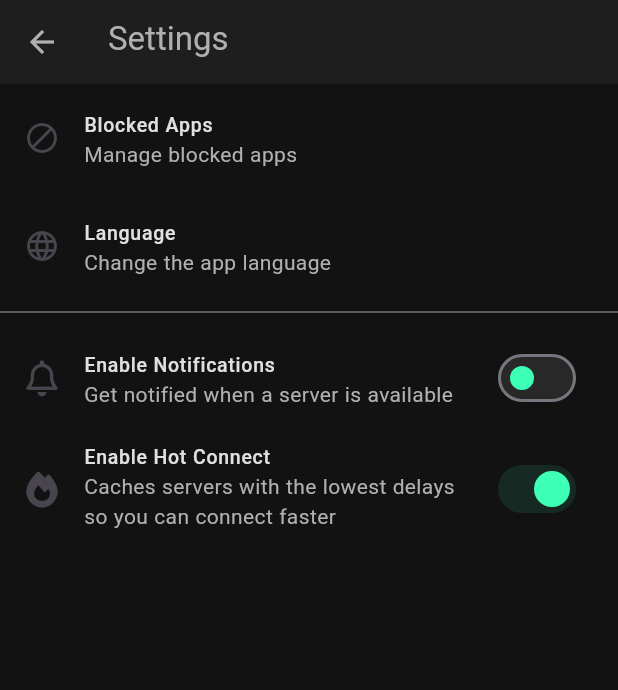
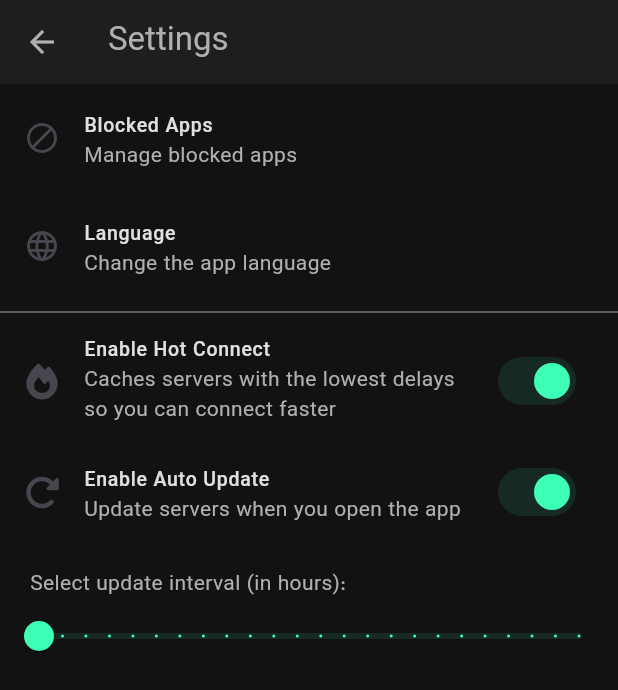
Before and after one commit to RahgoshaVPN/RahgoshaApp, a Flutter app: the SettingsPage screen opened directly, after a tap on "Enable Hot Connect", on a phone screen of 412 x 824 dp. Shown: the top 690 px of the screen. Run offline on Flutter 3.47's test engine with Material 3 defaults, Android fonts, the phone set to English and light mode, and no system bars; our stand-ins replace easy_localization, font_awesome_flutter, loading_animation_widget, package_info_plus, shared_preferences; missing offline and left inert: country_flags, flutter_v2ray; accounts and stored records are empty; network calls fail; project files that could hold a hidden picture were left out.

Commit message:
feat: Add auto-update feature with customizable interval in settings

```diff
--- a/lib/main.dart
+++ b/lib/main.dart
@@ -53,8 +53,10 @@ Future<void> _initializeApp() async {
     logger.debug("keys: \${prefs.getKeys()}");
     logger.debug("values: \${prefs.getKeys().map((key) => prefs.get(key))}");
     logger.debug("User choice on main: $userChoice");
-    await reloadStorage(userChoice: userChoice ?? "Automatic");
-    await reloadCache();
+    if (prefs.getBool("autoUpdateEnabled") ?? true) {
+      await reloadStorage(userChoice: userChoice ?? "Automatic");
+      await reloadCache();
+    }
   } catch (err) {
     logger.error("Failed to initialize app: $err");
   }
--- a/lib/screens/settings_page.dart
+++ b/lib/screens/settings_page.dart
@@ -14,8 +14,9 @@ class SettingsPage extends StatefulWidget {
 }
 
 class _SettingsPageState extends State<SettingsPage> {
-  bool _notificationsEnabled = false;
+  bool _autoUpdateEnabled = false;
   bool _hotConnectEnabled = false;
+  double _updateInterval = 1.0;
   String? _selectedLanguage;
 
   @override
@@ -28,21 +29,22 @@ class _SettingsPageState extends State<SettingsPage> {
   void _loadSelectedLanguage() async {
     SharedPreferences prefs = await SharedPreferences.getInstance();
     _selectedLanguage = prefs.getString('selectedLanguage') ?? 'English';
+    _updateInterval = prefs.getDouble("updateInterval") ?? 1.0;
     setState(() {});
   }
 
   void _loadSettings() async {
-
     SharedPreferences prefs = await SharedPreferences.getInstance();
-    _notificationsEnabled = prefs.getBool('notificationsEnabled') ?? false;
+    _autoUpdateEnabled = prefs.getBool('autoUpdateEnabled') ?? true;
     _hotConnectEnabled = prefs.getBool('hotConnectEnabled') ?? false;
     setState(() {});
   }
 
   void _saveSettings() async {
     SharedPreferences prefs = await SharedPreferences.getInstance();
-    await prefs.setBool('notificationsEnabled', _notificationsEnabled);
+    await prefs.setBool('autoUpdateEnabled', _autoUpdateEnabled);
     await prefs.setBool('hotConnectEnabled', _hotConnectEnabled);
+    await prefs.setDouble("updateInterval", _updateInterval);
   }
 
 
@@ -118,32 +120,6 @@ class _SettingsPageState extends State<SettingsPage> {
           ),
           SwitchListTile(
             title: Text(
-              "Enable Notifications",
-              style: defaultTextStyle,
-            ),
-            secondary: Icon(FontAwesomeIcons.bell),
-            subtitle: Text(
-              "Get notified when a server is available",
-              style: TextStyle(
-                color: themeColors.secondaryTextColor,
-              ),
-            ),
-            // thumbColor: WidgetStateProperty.all(themeColors.primaryColor),
-            inactiveThumbColor: themeColors.primaryColor,
-            activeColor: themeColors.primaryColor,
-            activeTrackColor: themeColors.primaryColor.withAlpha(25),
-            inactiveTrackColor: Colors.grey.shade700.withAlpha(70),
-            value: _notificationsEnabled,
-            onChanged: (value) {
-              setState(() {
-                _notificationsEnabled = value;
-              });
-              _saveSettings();
-
-            },
-          ),
-          SwitchListTile(
-            title: Text(
               "Enable Hot Connect",
               style: defaultTextStyle,
             ),
@@ -166,7 +142,78 @@ class _SettingsPageState extends State<SettingsPage> {
               _saveSettings();
             },
           ),
-
+          Column(
+            crossAxisAlignment: CrossAxisAlignment.start,
+            children: [
+                  SwitchListTile(
+                    title: Text(
+                      "Enable Auto Update",
+                      style: defaultTextStyle,
+                    ),
+                    secondary: Icon(FontAwesomeIcons.rotateRight),
+                    subtitle: Text(
+                      "Update servers when you open the app",
+                      style: TextStyle(
+                        color: themeColors.secondaryTextColor,
+                      ),
+                    ),
+                    inactiveThumbColor: themeColors.primaryColor,
+                    activeColor: themeColors.primaryColor,
+                    activeTrackColor: themeColors.primaryColor.withAlpha(25),
+                    inactiveTrackColor: Colors.grey.shade700.withAlpha(70),
+                    value: _autoUpdateEnabled,
+                    onChanged: (value) {
+                      setState(() {
+                        _autoUpdateEnabled = value;
+                      });
+                      _saveSettings();
+                    },
+                  ),
+              if (_autoUpdateEnabled)
+                Padding(
+                  padding: const EdgeInsets.only(top: 16.0),
+                  child: Column(
+                    crossAxisAlignment: CrossAxisAlignment.start,
+                    children: [
+                      Row(
+                        children: [
+                          const SizedBox(width: 20,),
+                          Text(
+                            "Select update interval (in hours):",
+                            style: TextStyle(
+                              color: themeColors.secondaryTextColor,
+                              fontSize: 14,
+                            ),
+                          ),
+                        ],
+                      ),
+                      SliderTheme(
+                        data: SliderThemeData(
+                          valueIndicatorTextStyle: TextStyle(
+                            color: Colors.black87,
+                          )
+                        ),
+                          child: Slider(
+                            value: _updateInterval,
+                            min: 1,
+                            max: 24,
+                            divisions: 23,
+                            activeColor: themeColors.primaryColor,
+                            label: "${_updateInterval.toInt()} hours",
+                            onChanged: (value) {
+                              setState(() {
+                                _updateInterval = value;
+                                _saveSettings();
+                              });
+                            },
+                            inactiveColor: themeColors.primaryColor.withAlpha(25),
+                        ),
+                      )
+                    ],
+                  ),
+                ),
+            ],
+          ),
         ],
       ),
     );
--- a/lib/utils/tools.dart
+++ b/lib/utils/tools.dart
@@ -34,7 +34,7 @@ Future<Map<String, dynamic>> fetchServers() async {
 
 
 
-Future<bool> isPassedOneHour() async {
+Future<bool> hasTimePassed(double updateInterval) async {
   SharedPreferences prefs = await SharedPreferences.getInstance();
   int savedTimeStamp = prefs.getInt("lastUpdate") ?? 1;
 
@@ -42,11 +42,16 @@ Future<bool> isPassedOneHour() async {
   DateTime currentTime = DateTime.now();
   Duration difference = currentTime.difference(savedTime);
 
-  return difference.inHours >= 1;
+  return difference.inHours >= updateInterval;
 }
 
+
 Future<void> reloadStorage({required  userChoice, bool forceReload = false}) async {
-  if (!forceReload && !(await isPassedOneHour())) {
+
+  SharedPreferences prefs = await SharedPreferences.getInstance();
+  double updateInterval = prefs.getDouble("updateInterval") ?? 1;
+
+  if (!forceReload && !(await hasTimePassed(updateInterval))) {
     return;
   }
 
@@ -55,7 +60,6 @@ Future<void> reloadStorage({required  userChoice, bool forceReload = false}) asy
   Map<String, dynamic> servers = await fetchServers();
   userChoice = servers["profilesByCountryCode"].containsKey(userChoice) ? userChoice : "Automatic";
 
-  SharedPreferences prefs = await SharedPreferences.getInstance();
   await prefs.setString("servers", jsonEncode(servers));
   logger.debug("userChoice on set: $userChoice");
   await prefs.setString("userChoice", userChoice);
```
